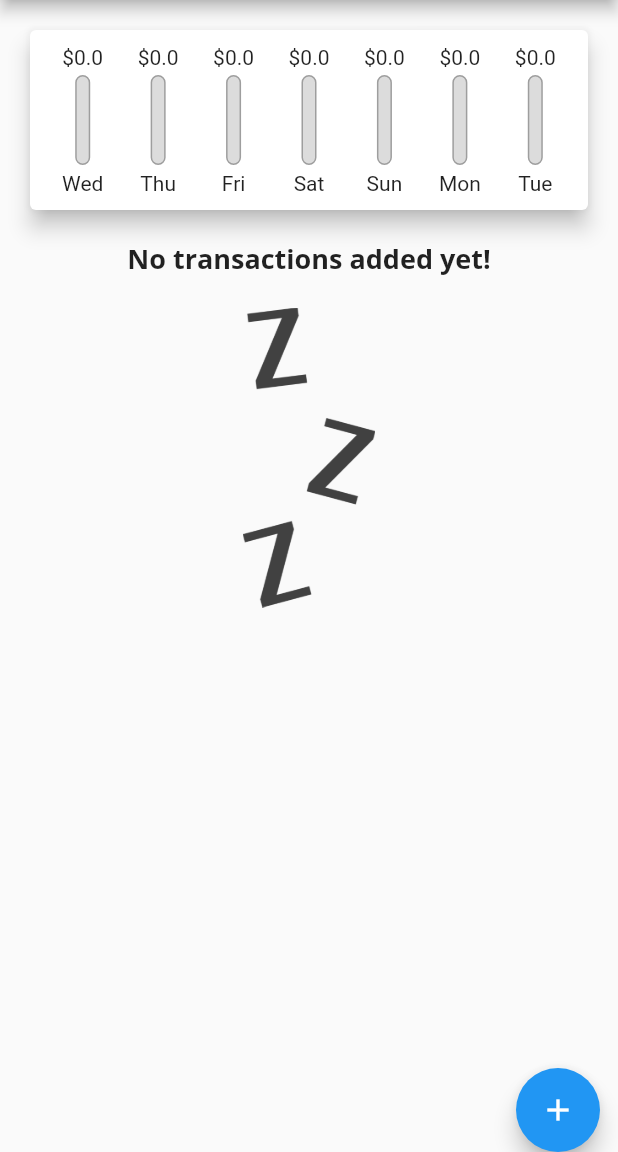
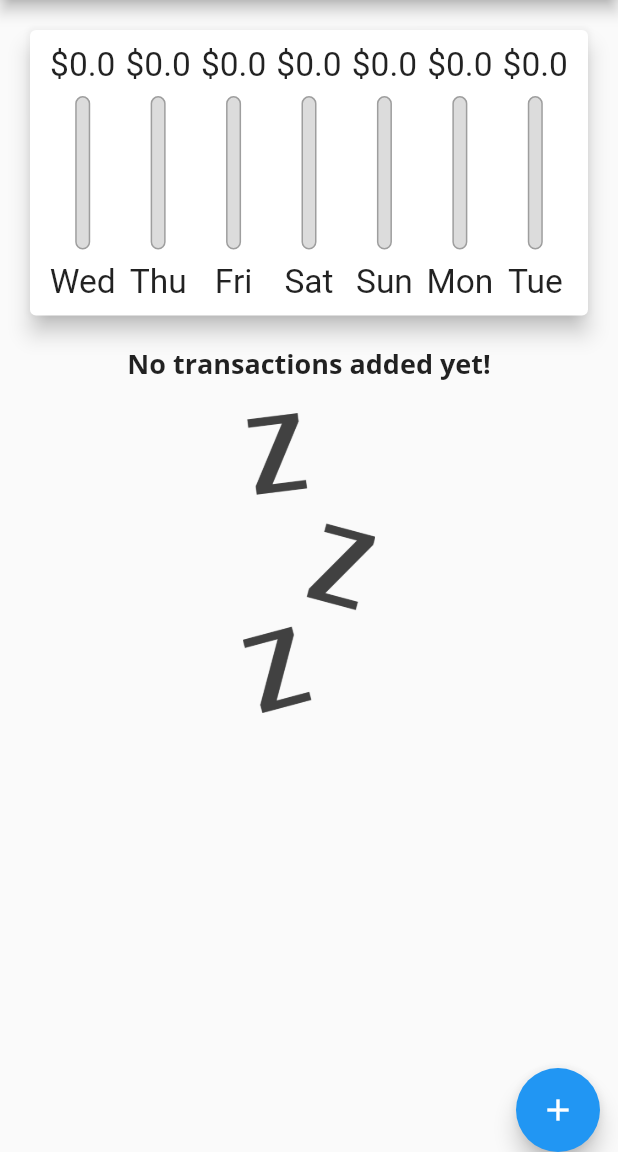
Before and after one commit to FitriantoDwiCahyo/Aplikasi-Catatan-Keuangan, a Flutter app: the screen it shows after launch, on a phone screen of 412 x 824 dp, the part 84-1236 px from its top. Run offline on Flutter 3.47's test engine with Material 2 defaults, Android fonts, the light colour scheme and no system bars.

Commit message:
modify file in widgets and main.dart

```diff
--- a/lib/main.dart
+++ b/lib/main.dart
@@ -1,11 +1,19 @@
 import 'package:flutter/material.dart';
+import 'package:flutter/services.dart';
 import './widgets/new_transaction.dart';
 import './widgets/transaction_list.dart';
 import './widgets/chart.dart';
 
 import '../models/transaction.dart';
 
-void main() => runApp(MyHomePage());
+void main() {
+  // WidgetsFlutterBinding.ensureInitialized();
+  // SystemChrome.setPreferredOrientations([
+  //   DeviceOrientation.portraitUp,
+  //   DeviceOrientation.portraitDown,
+  // ]); //untuk menonaktifkan rotate screen
+  runApp(MyHomePage());
+}
 
 class MyHomePage extends StatelessWidget {
   @override
@@ -14,6 +22,7 @@
       theme: ThemeData(
         primarySwatch: Colors.orange,
         accentColor: Colors.blue,
+        errorColor: Colors.red,
         fontFamily: 'Quicksand',
         textTheme: ThemeData.light().textTheme.copyWith(
               headline6: TextStyle(
@@ -80,7 +89,8 @@
     }).toList();
   }
 
-  void _addNewTransaction(String txTitle, double txAmount, DateTime chosenDate) {
+  void _addNewTransaction(
+      String txTitle, double txAmount, DateTime chosenDate) {
     final newTx = Transaction(
       title: txTitle,
       amount: txAmount,
@@ -106,10 +116,16 @@
     );
   }
 
+  void _deleteTransaction(String id) {
+    setState(() {
+      _userTransactions.removeWhere((element) => element.id == id);
+    });
+  }
+
   @override
   Widget build(BuildContext context) {
-    return Scaffold(
-      appBar: AppBar(
+    //Appbar di pindakan ke variable untuk perhitungan media query
+    final appBar = AppBar(
       title: Text(
         'Keuangan',
       ),
@@ -119,14 +135,33 @@
           onPressed: () => _startAddNewTransaction(context),
         ),
       ],
-      ),
+    );
+
+    return Scaffold(
+      appBar: appBar,
       body: SingleChildScrollView(
         child: Column(
           mainAxisAlignment: MainAxisAlignment.start,
           crossAxisAlignment: CrossAxisAlignment.center,
           children: <Widget>[
-            Chart(recentTransactions: _recentTransactions,),
-            TransactionList(transactions: _userTransactions)
+            Container(
+              height: (MediaQuery.of(context).size.height -
+                      appBar.preferredSize.height -
+                      MediaQuery.of(context).padding.top) *
+                  0.3,
+              child: Chart(
+                recentTransactions: _recentTransactions,
+              ),
+            ),
+            Container(
+              height: (MediaQuery.of(context).size.height -
+                      appBar.preferredSize.height -
+                      MediaQuery.of(context).padding.top) *
+                  0.7,
+              child: TransactionList(
+                  transactions: _userTransactions,
+                  delTransaction: _deleteTransaction),
+            )
           ],
         ),
       ),
--- a/lib/widgets/chart.dart
+++ b/lib/widgets/chart.dart
@@ -52,7 +52,9 @@ class Chart extends StatelessWidget {
               child: ChartBar(
                 label: data['day'] as String,
                 spendingAmount: data['amount'] as double,
-                spendingPctOfTotal: totalSpending == 0.0 ? 0.0 :(data['amount'] as double) / totalSpending,
+                spendingPctOfTotal: totalSpending == 0.0
+                    ? 0.0
+                    : (data['amount'] as double) / totalSpending,
               ),
             );
           }).toList(),
--- a/lib/widgets/chart_bar.dart
+++ b/lib/widgets/chart_bar.dart
@@ -14,16 +14,21 @@ class ChartBar extends StatelessWidget {
 
   @override
   Widget build(BuildContext context) {
+    return LayoutBuilder(
+      builder: (context, constraints) {
         return Column(
           children: <Widget>[
-        FittedBox(
+            Container(
+              height: constraints.maxHeight * 0.15,
+              child: FittedBox(
                 child: Text('\$${spendingAmount.toString()}'),
               ),
+            ),
             SizedBox(
-          height: 4,
+              height: constraints.maxHeight * 0.05,
             ),
             Container(
-          height: 60,
+              height: constraints.maxHeight * 0.6,
               width: 10,
               child: Stack(
                 children: <Widget>[
@@ -49,9 +54,16 @@ class ChartBar extends StatelessWidget {
                 ],
               ),
             ),
-        SizedBox(height: 4),
-        Text(label),
+            SizedBox(height: constraints.maxHeight * 0.05),
+            Container(
+              height: constraints.maxHeight * 0.15,
+              child: FittedBox(
+                child: Text(label),
+              ),
+            ),
           ],
+        );
+      },
     );
   }
 }
--- a/lib/widgets/new_transaction.dart
+++ b/lib/widgets/new_transaction.dart
@@ -34,6 +34,7 @@ class _NewTransactionState extends State<NewTransaction> {
     Navigator.of(context).pop();
   }
 
+  //METHOD UNTUK MENAMPILKAN KALENDER ATAU DATE PICKER
   void _presentDatePicker() {
     showDatePicker(
       context: context,
--- a/lib/widgets/transaction_list.dart
+++ b/lib/widgets/transaction_list.dart
@@ -5,14 +5,15 @@ import '../models/transaction.dart';
 
 class TransactionList extends StatelessWidget {
   final List<Transaction> transactions;
+  final Function delTransaction;
 
-  TransactionList({Key? key, required this.transactions}) : super(key: key);
+  TransactionList(
+      {Key? key, required this.transactions, required this.delTransaction})
+      : super(key: key);
 
   @override
   Widget build(BuildContext context) {
-    return Container(
-      height: 300,
-      child: transactions.isEmpty
+    return transactions.isEmpty
         ? Column(
             children: [
               Text(
@@ -24,8 +25,8 @@ class TransactionList extends StatelessWidget {
               ),
               Container(
                 height: 200,
-                  child: Image.asset('assets/images/waiting.png',
-                      fit: BoxFit.cover),
+                child:
+                    Image.asset('assets/images/waiting.png', fit: BoxFit.cover),
               ),
             ],
           )
@@ -49,12 +50,17 @@ class TransactionList extends StatelessWidget {
                   subtitle: Text(
                     DateFormat.yMEd().format(transactions[index].date),
                   ),
-
+                  trailing: IconButton(
+                    icon: Icon(
+                      Icons.delete,
+                    ),
+                    color: Theme.of(context).errorColor,
+                    onPressed: () => delTransaction(transactions[index].id),
+                  ),
                 ),
               );
             },
             itemCount: transactions.length,
-            ),
           );
   }
 }
```
Lines whose indentation alone changed are shown as unchanged.
